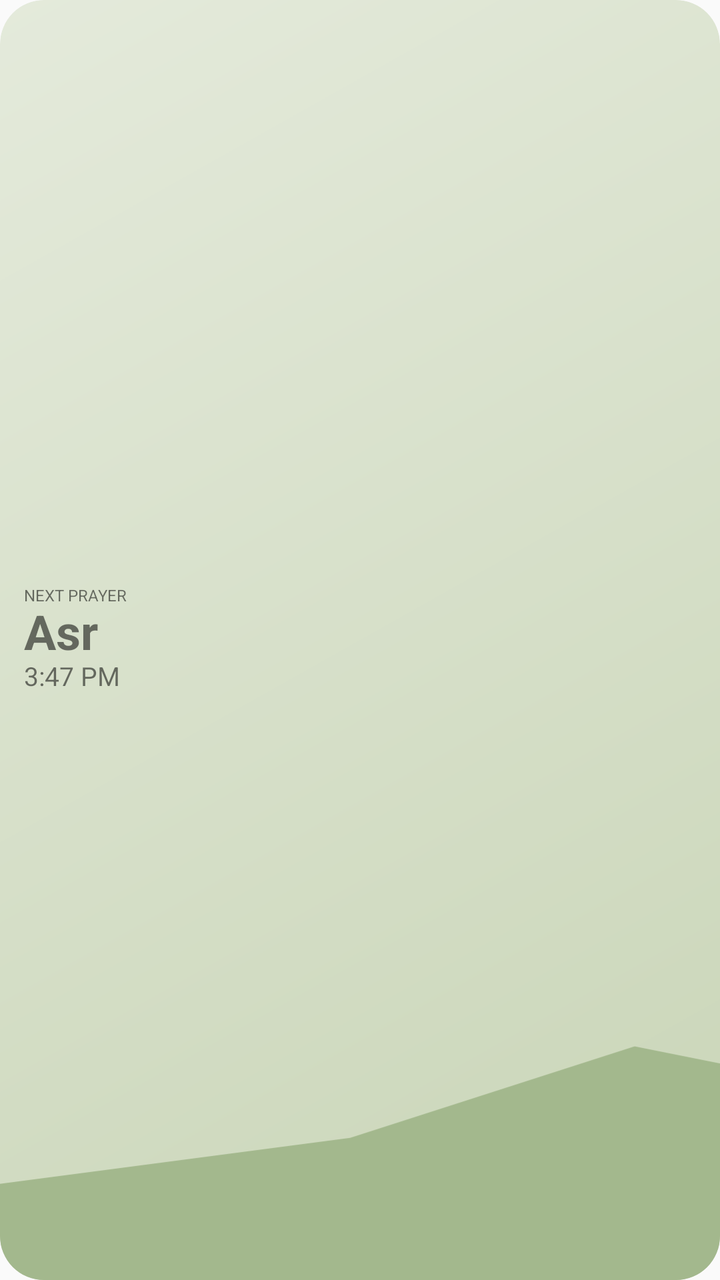
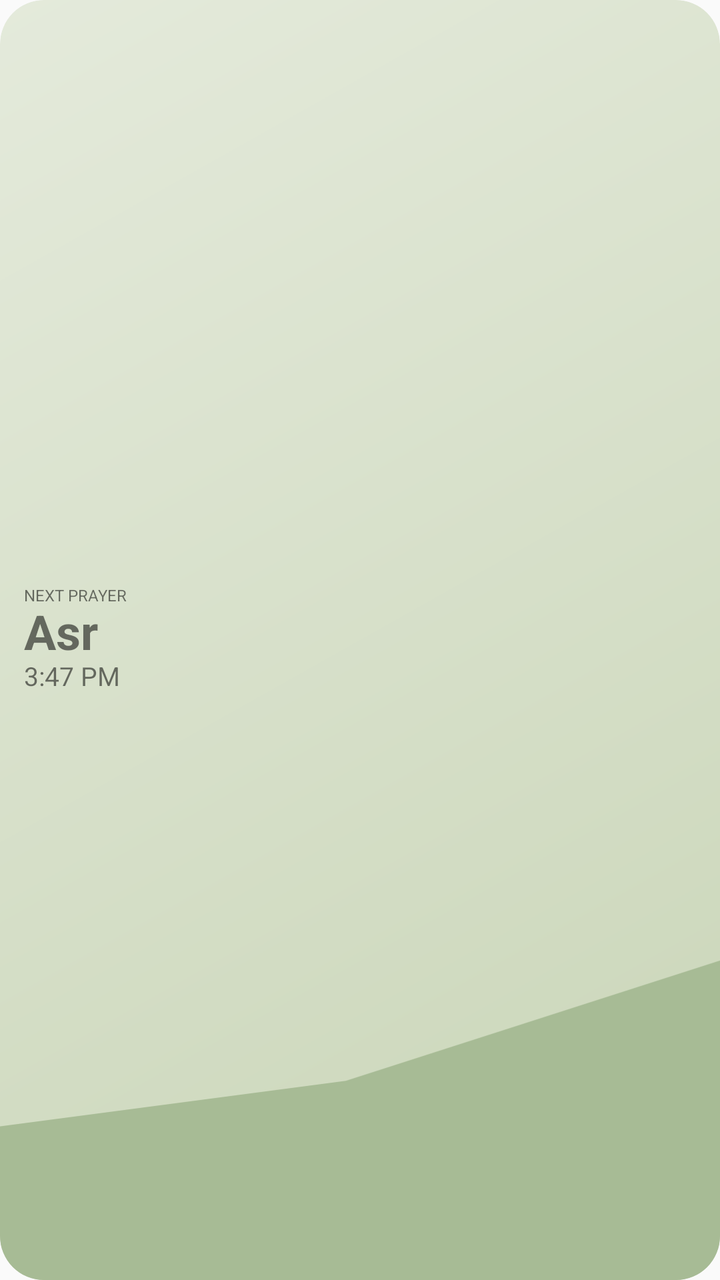

Before-and-after screenshots of an Android layout around one commit, followed by the original layout XML and the change that was made.
<!-- AndroidManifest.xml: application theme AppTheme -->
<!-- res/layout/prayer_widget.xml -->
<?xml version="1.0" encoding="utf-8"?>
<FrameLayout xmlns:android="http://schemas.android.com/apk/res/android" android:layout_width="match_parent" android:layout_height="match_parent">
 <FrameLayout android:id="@+id/widget_root" android:layout_width="match_parent" android:layout_height="match_parent" android:background="@drawable/widget_asr" android:clipToOutline="true">
  <ImageView android:id="@+id/widget_scene" android:layout_width="match_parent" android:layout_height="match_parent" android:src="@drawable/widget_scene_day" android:scaleType="centerCrop" android:importantForAccessibility="no" />
  <LinearLayout android:layout_width="match_parent" android:layout_height="match_parent" android:orientation="vertical" android:gravity="start|center_vertical" android:paddingStart="12dp" android:paddingEnd="4dp" android:paddingTop="4dp" android:paddingBottom="4dp">
   <TextView android:id="@+id/widget_label" android:layout_width="match_parent" android:layout_height="wrap_content" android:fontFamily="sans-serif" android:text="NEXT PRAYER" android:gravity="start|center_vertical" android:textSize="8sp" android:includeFontPadding="false" android:maxLines="1" />
   <LinearLayout android:layout_width="match_parent" android:layout_height="wrap_content" android:orientation="horizontal" android:gravity="center_vertical">
    <TextView android:id="@+id/widget_prayer" android:layout_width="wrap_content" android:layout_height="wrap_content" android:layout_marginTop="0dp" android:text="Asr" android:textStyle="bold" android:gravity="start|center_vertical" android:textSize="24sp" android:fontFamily="sans-serif" android:maxLines="1" android:autoSizeTextType="uniform" android:autoSizeMinTextSize="12sp" android:autoSizeMaxTextSize="24sp" android:autoSizeStepGranularity="1sp" android:includeFontPadding="false" />
   </LinearLayout>
   <TextView android:id="@+id/widget_time" android:layout_width="match_parent" android:layout_height="wrap_content" android:fontFamily="sans-serif" android:text="3:47 PM" android:gravity="start|center_vertical" android:textSize="13sp" android:maxLines="1" android:includeFontPadding="false" />
   <Chronometer android:id="@+id/widget_countdown" android:layout_width="match_parent" android:layout_height="wrap_content" android:layout_marginTop="0dp" android:textSize="8sp" android:format="In %s" android:visibility="gone" android:maxLines="1" android:includeFontPadding="false" />
   <TextView android:id="@+id/widget_location" android:layout_width="wrap_content" android:layout_height="wrap_content" android:visibility="gone" />
   <TextView android:id="@+id/widget_reflection" android:layout_width="wrap_content" android:layout_height="wrap_content" android:visibility="gone" />
  </LinearLayout>
 </FrameLayout>
</FrameLayout>
<!-- resources referenced by this layout -->
<resources>
  <!-- drawable widget_asr (drawable) -->
  <?xml version="1.0" encoding="utf-8"?>
  <shape xmlns:android="http://schemas.android.com/apk/res/android"><corners android:radius="22dp"/><gradient android:startColor="#E4EADB" android:endColor="#C9D5B7" android:angle="315"/></shape>
  <!-- drawable widget_scene_day (drawable) -->
  <vector xmlns:android="http://schemas.android.com/apk/res/android" android:width="180dp" android:height="126dp" android:viewportWidth="180" android:viewportHeight="126">
   <path android:fillColor="#FFF2BE" android:pathData="M150,46a16,16 0,1 0,0 32a16,16 0,1 0,0 -32" />
   <path android:fillColor="#A3B88D" android:pathData="M0,114L28,113L51,117L89,112L117,103L142,108L180,97L180,126L0,126Z" />
  </vector>
  <style name="AppTheme" parent="Theme.AppCompat.Light.DarkActionBar">
          
          <item name="colorPrimary">@color/colorPrimary</item>
          <item name="colorPrimaryDark">@color/colorPrimaryDark</item>
          <item name="colorAccent">@color/colorAccent</item>
      </style>
</resources>

<!-- the commit's change to res/layout/prayer_widget.xml (unified diff, before → after) -->
@@ -1,7 +1,7 @@
 <?xml version="1.0" encoding="utf-8"?>
 <FrameLayout xmlns:android="http://schemas.android.com/apk/res/android" android:layout_width="match_parent" android:layout_height="match_parent">
  <FrameLayout android:id="@+id/widget_root" android:layout_width="match_parent" android:layout_height="match_parent" android:background="@drawable/widget_asr" android:clipToOutline="true">
-  <ImageView android:id="@+id/widget_scene" android:layout_width="match_parent" android:layout_height="match_parent" android:src="@drawable/widget_scene_day" android:scaleType="centerCrop" android:importantForAccessibility="no" />
+  <ImageView android:id="@+id/widget_scene" android:layout_width="match_parent" android:layout_height="match_parent" android:src="@drawable/widget_scene_asr" android:scaleType="centerCrop" android:importantForAccessibility="no" />
   <LinearLayout android:layout_width="match_parent" android:layout_height="match_parent" android:orientation="vertical" android:gravity="start|center_vertical" android:paddingStart="12dp" android:paddingEnd="4dp" android:paddingTop="4dp" android:paddingBottom="4dp">
    <TextView android:id="@+id/widget_label" android:layout_width="match_parent" android:layout_height="wrap_content" android:fontFamily="sans-serif" android:text="NEXT PRAYER" android:gravity="start|center_vertical" android:textSize="8sp" android:includeFontPadding="false" android:maxLines="1" />
    <LinearLayout android:layout_width="match_parent" android:layout_height="wrap_content" android:orientation="horizontal" android:gravity="center_vertical">
<!-- resource entries referenced after the edit -->
@@ -3,11 +3,8 @@
   <!-- drawable widget_asr (drawable) -->
   <?xml version="1.0" encoding="utf-8"?>
   <shape xmlns:android="http://schemas.android.com/apk/res/android"><corners android:radius="22dp"/><gradient android:startColor="#E4EADB" android:endColor="#C9D5B7" android:angle="315"/></shape>
-  <!-- drawable widget_scene_day (drawable) -->
-  <vector xmlns:android="http://schemas.android.com/apk/res/android" android:width="180dp" android:height="126dp" android:viewportWidth="180" android:viewportHeight="126">
-   <path android:fillColor="#FFF2BE" android:pathData="M150,46a16,16 0,1 0,0 32a16,16 0,1 0,0 -32" />
-   <path android:fillColor="#A3B88D" android:pathData="M0,114L28,113L51,117L89,112L117,103L142,108L180,97L180,126L0,126Z" />
-  </vector>
+  <!-- drawable widget_scene_asr (drawable) -->
+  <vector xmlns:android="http://schemas.android.com/apk/res/android" android:width="180dp" android:height="90dp" android:viewportWidth="180" android:viewportHeight="90"><path android:fillColor="#F8F0C9" android:pathData="M150,31a16,16 0,1 0,0 32a16,16 0,1 0,0 -32" /><path android:fillColor="#A7BB95" android:pathData="M0,78L28,77L51,81L89,76L117,67L142,72L180,61L180,90L0,90Z" /></vector>
   <style name="AppTheme" parent="Theme.AppCompat.Light.DarkActionBar">
           
           <item name="colorPrimary">@color/colorPrimary</item>
